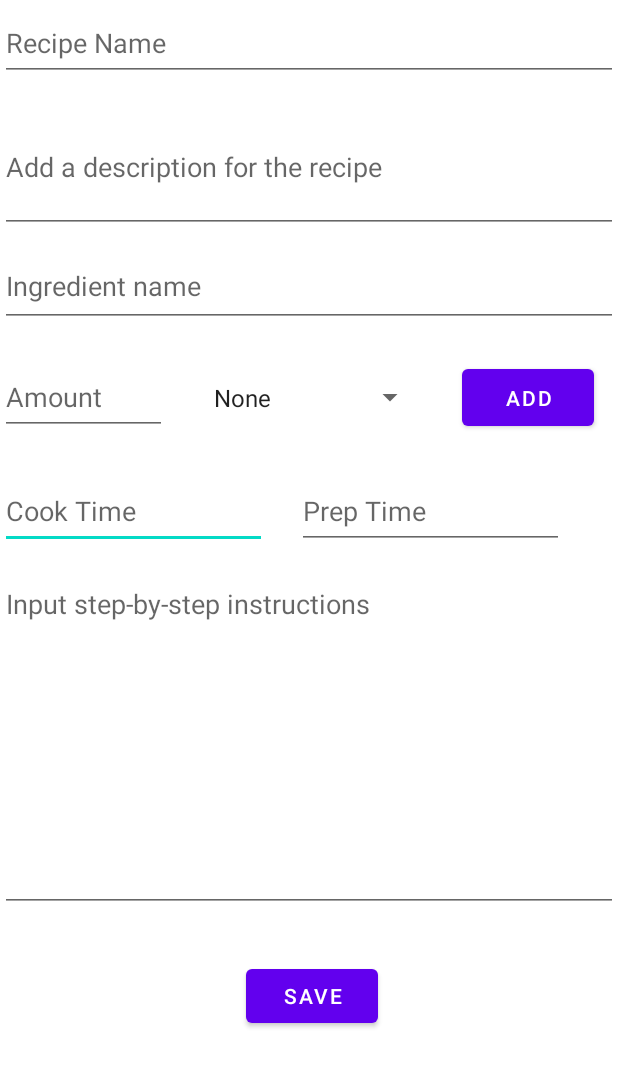
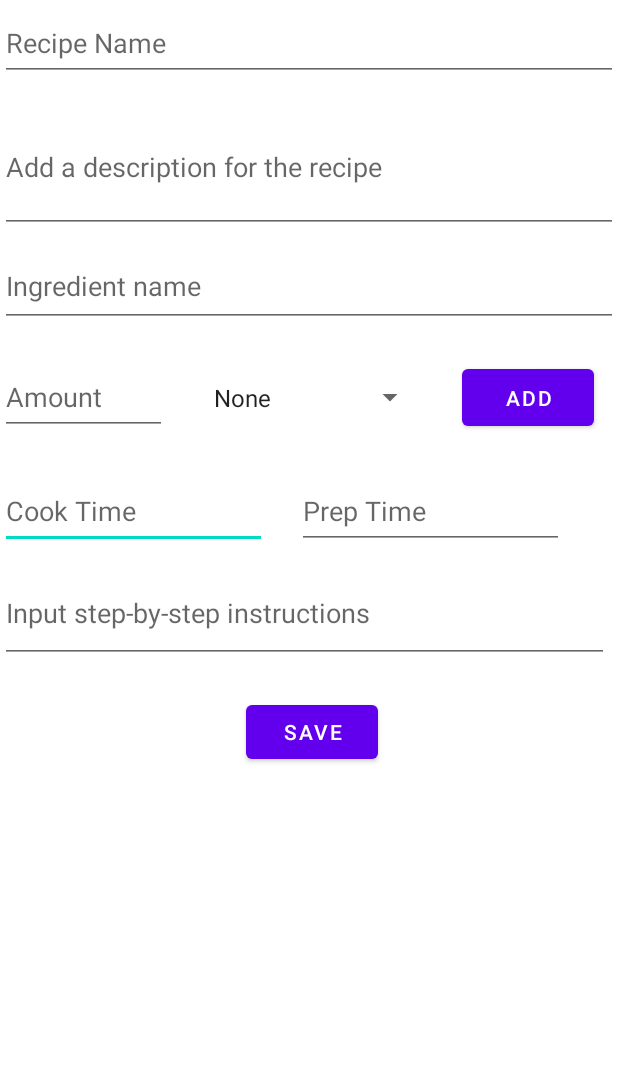
Before and after one commit to Jacob-Bordelon/pocket-chef, an Android app: the UploadActivity screen opened directly, with no data from a screen before it, on a phone screen of 412 x 824 dp. Shown: the top 1067 px of the screen. Run offline under Robolectric (Android 15) with nearby library versions, the phone set to English and light mode, and no system bars; 3 statements that could not run were skipped.

Commit message:
fixed save button

```diff
--- a/app/app/src/main/java/com/example/pocket_chef_application/SecondFragment.java
+++ b/app/app/src/main/java/com/example/pocket_chef_application/SecondFragment.java
@@ -34,7 +34,7 @@ public class SecondFragment extends Fragment {
     // Textview variables
     private TextView textView; // -> for displaying the recipes
     private TextView statusBar; // -> for displaying connection status
-    private String server_ip = "10.0.2.2";//"10.0.2.2" "54.144.65.217"
+    private String server_ip = "54.144.65.217";//"10.0.2.2" "54.144.65.217"
     private static final String TEXT = "text";
 
     public static SecondFragment newInstance(String text){
--- a/app/app/src/main/java/com/example/pocket_chef_application/UploadActivity.java
+++ b/app/app/src/main/java/com/example/pocket_chef_application/UploadActivity.java
@@ -35,7 +35,7 @@ import retrofit2.converter.gson.GsonConverterFactory;
 
 public class UploadActivity extends AppCompatActivity implements AdapterView.OnItemSelectedListener{
 
-    private String server_ip = "10.0.2.2";//"10.0.2.2" "54.144.65.217"
+    private String server_ip = "54.144.65.217";//"10.0.2.2" "54.144.65.217"
     private JSONArray ingredientsList = new JSONArray();
     private JSONObject fullRecipe = new JSONObject();
     private String record;
--- a/app/app/src/main/res/layout/activity_upload.xml
+++ b/app/app/src/main/res/layout/activity_upload.xml
@@ -49,14 +49,15 @@
 
     <EditText
         android:id="@+id/instructions"
-        android:layout_width="match_parent"
-        android:layout_height="228dp"
-        android:layout_marginTop="380dp"
+        android:layout_width="406dp"
+        android:layout_height="56dp"
+        android:layout_marginTop="364dp"
         android:autofillHints=""
         android:ems="10"
         android:gravity="start|top"
         android:hint="@string/input_step_by_step_instructions"
         android:inputType="textMultiLine"
+        app:layout_constraintBottom_toTopOf="@+id/save"
         app:layout_constraintEnd_toEndOf="parent"
         app:layout_constraintHorizontal_bias="0.0"
         app:layout_constraintStart_toStartOf="parent"
@@ -66,7 +67,7 @@
         android:id="@+id/save"
         android:layout_width="wrap_content"
         android:layout_height="wrap_content"
-        android:layout_marginTop="640dp"
+        android:layout_marginTop="464dp"
         android:layout_marginEnd="160dp"
         android:layout_marginRight="160dp"
         android:text="@string/save"
```
